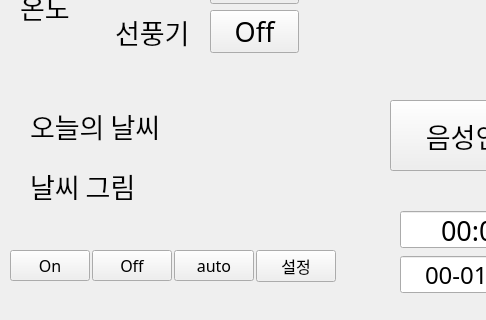
First picture: the form in ui.ui, repository onedayonecoding/IOT_Project_SmartMirror, before the edit; both pictures show x 0 to 486 and y 280 to 600 of the 1024 by 600 pixel window.
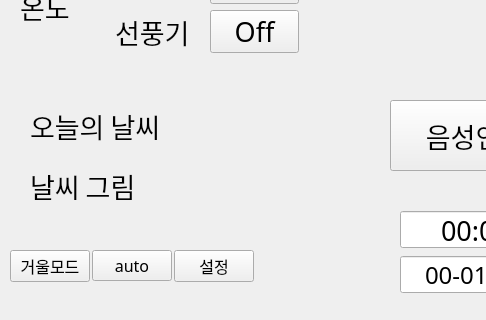
Second picture: the form after the edit.

```diff
--- a/ui.ui
+++ b/ui.ui
@@ -73,12 +73,12 @@
     <string>음성인식</string>
    </property>
   </widget>
-  <widget class="QWidget" name="">
+  <widget class="QWidget" name="layoutWidget">
    <property name="geometry">
     <rect>
      <x>10</x>
      <y>530</y>
-     <width>291</width>
+     <width>308</width>
      <height>44</height>
     </rect>
    </property>
@@ -98,23 +98,7 @@
        </font>
       </property>
       <property name="text">
-       <string>On</string>
-      </property>
-     </widget>
-    </item>
-    <item>
-     <widget class="QPushButton" name="pushButton_7">
-      <property name="enabled">
-       <bool>true</bool>
-      </property>
-      <property name="font">
-       <font>
-        <family>HY헤드라인M</family>
-        <pointsize>12</pointsize>
-       </font>
-      </property>
-      <property name="text">
-       <string>Off</string>
+       <string>거울모드</string>
       </property>
      </widget>
     </item>
@@ -146,7 +130,7 @@
     </item>
    </layout>
   </widget>
-  <widget class="QWidget" name="">
+  <widget class="QWidget" name="layoutWidget">
    <property name="geometry">
     <rect>
      <x>20</x>
@@ -223,7 +207,7 @@
     </item>
    </layout>
   </widget>
-  <widget class="QWidget" name="">
+  <widget class="QWidget" name="layoutWidget">
    <property name="geometry">
     <rect>
      <x>400</x>
@@ -310,7 +294,7 @@
     </item>
    </layout>
   </widget>
-  <widget class="QWidget" name="">
+  <widget class="QWidget" name="layoutWidget">
    <property name="geometry">
     <rect>
      <x>760</x>
@@ -366,7 +350,7 @@
     </item>
    </layout>
   </widget>
-  <widget class="QWidget" name="">
+  <widget class="QWidget" name="layoutWidget">
    <property name="geometry">
     <rect>
      <x>760</x>
```
Left out of the diff: 2 changed lines with no effect on the pictures.
